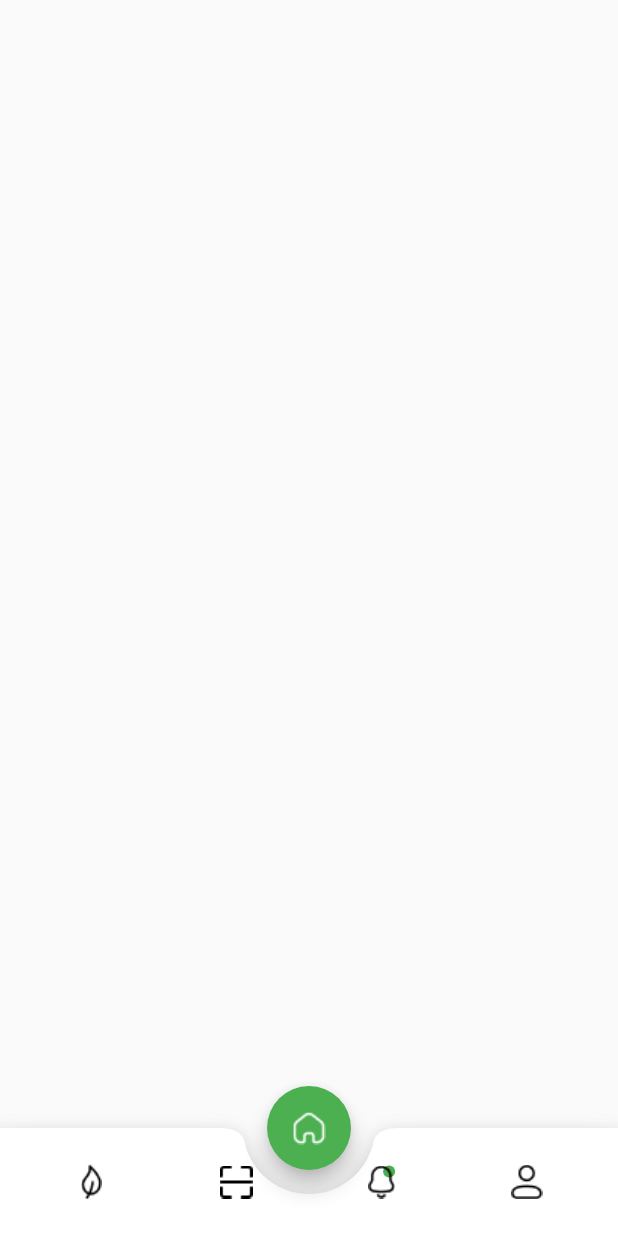
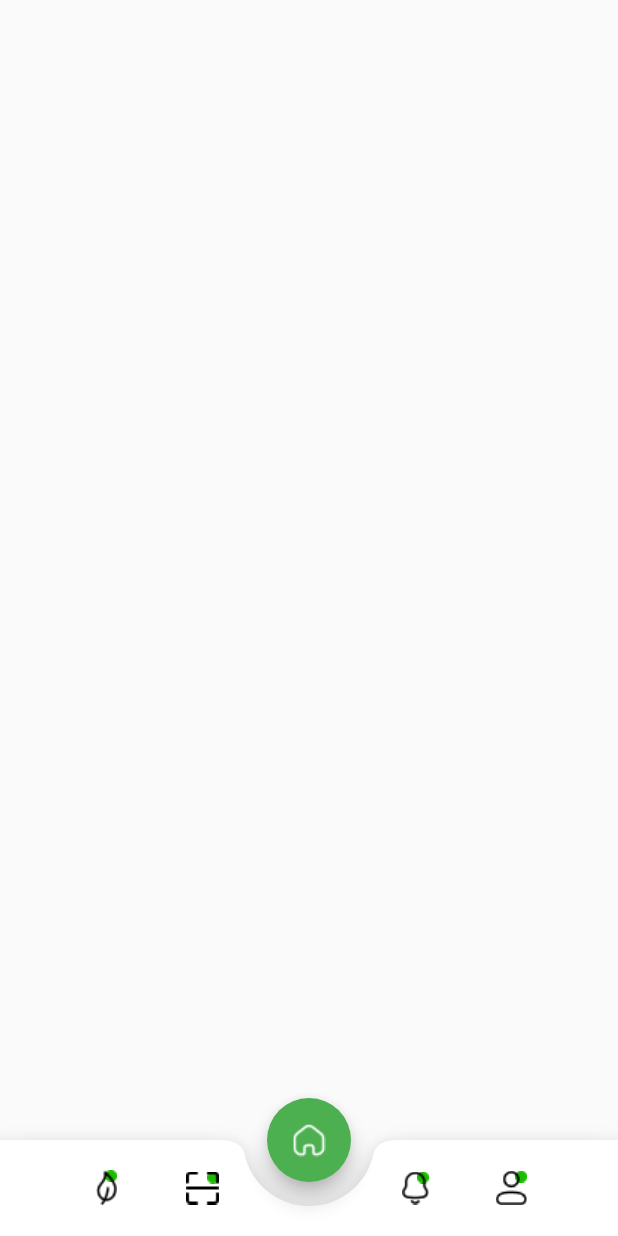
Before and after one commit to hassanProDev/LavaApp, a Flutter app: the screen it shows after launch, on a phone screen of 412 x 824 dp. Run offline on Flutter 3.47's test engine with Material 2 defaults, Android fonts, the phone set to English and light mode, and no system bars.

Commit message:
update bottom bar navigation

```diff
--- /dev/null
+++ b/lib/view/home_screen/customise/custom_btn_nav.dart
@@ -0,0 +1,23 @@
+import 'package:flutter/material.dart';
+
+class CustomBtnNav extends StatelessWidget {
+  String? imgName;
+  CustomBtnNav({this.imgName});
+  @override
+  Widget build(BuildContext context) {
+    return  Container(
+      margin: EdgeInsets.all(8),
+      child: IconButton(
+        onPressed: () {},
+        padding: EdgeInsets.symmetric(horizontal: 8),
+        icon: Stack(
+          alignment: AlignmentDirectional.topEnd,
+          children: [
+            Visibility(child: Image.asset('assets/images/homeScreen/Ellipse.png'),visible: true,),
+            Image.asset('assets/images/homeScreen/$imgName.png'),
+          ],
+        ),
+      ),
+    );
+  }
+}
--- a/lib/view/home_screen/home_screen.dart
+++ b/lib/view/home_screen/home_screen.dart
@@ -1,4 +1,6 @@
 import 'package:flutter/material.dart';
+import 'package:lava_app/view/home_screen/customise/custom_btn_nav.dart';
+
 class HomeScreen extends StatefulWidget {
   static const String routeName = 'homeScreen';
 
@@ -11,7 +13,6 @@ class _HomeScreenState extends State<HomeScreen> {
   Widget build(BuildContext context) {
     return SafeArea(
       child: Scaffold(
-        // bottomNavigationBar: CurvedNavigationBar(items: []),
         body: Row(
           children: [],
         ),
@@ -23,49 +24,23 @@ class _HomeScreenState extends State<HomeScreen> {
         ),
         bottomNavigationBar: BottomAppBar(
           shape: CircularNotchedRectangle(),
-          notchMargin:16,
+          notchMargin: 16,
           child: Row(
-            mainAxisAlignment: MainAxisAlignment.spaceEvenly,
+            mainAxisAlignment: MainAxisAlignment.spaceAround,
             children: [
-              Padding(
-                padding: const EdgeInsets.all(12.0),
-                child: IconButton(
-                  onPressed: () {},
-                  icon: Image.asset('assets/images/homeScreen/lava.png'),
-                ),
+              Row(
+                mainAxisAlignment: MainAxisAlignment.spaceBetween,
+                children: [
+                  CustomBtnNav(imgName: 'lava'),
+                  CustomBtnNav(imgName: 'barcode'),
+                ],
               ),
-              Padding(
-                padding: const EdgeInsets.all(12.0),
-                child: IconButton(
-                  onPressed: () {},
-                  icon: Image.asset('assets/images/homeScreen/barcode.png'),
-                ),
-              ),
-              Padding(
-                padding: const EdgeInsets.all(12.0),
-                child: IconButton(
-                  onPressed: () {},
-                  icon: Stack(
-                    alignment: AlignmentDirectional.topEnd,
-                    children: [
-                      Container(
-                        width: 8,
-                        height: 8,
-                        decoration: BoxDecoration(
-                            borderRadius: BorderRadius.circular(30),
-                            color: Colors.green),
-                      ),
-                      Image.asset('assets/images/homeScreen/Bell.png'),
-                    ],
-                  ),
-                ),
-              ),
-              Padding(
-                padding: const EdgeInsets.all(12.0),
-                child: IconButton(
-                  onPressed: () {},
-                  icon: Image.asset('assets/images/homeScreen/person.png'),
-                ),
+              Row(
+                mainAxisAlignment: MainAxisAlignment.spaceBetween,
+                children: [
+                  CustomBtnNav(imgName: 'Bell'),
+                  CustomBtnNav(imgName: 'person'),
+                ],
               ),
             ],
           ),
```
Also changed, not shown: assets/images/homeScreen/Ellipse.png (added), lib/view/home_screen/tabs/tabs.dart (renamed from lib/view/tabs/tabs.dart).
